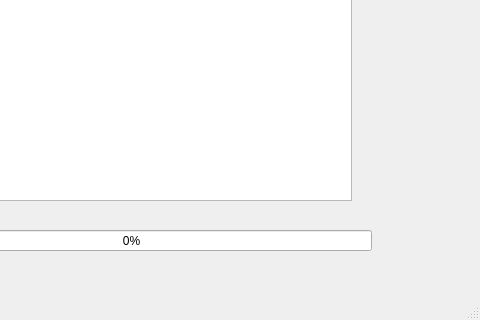
Above: ui/file_backup.ui from aaronrchz/simple_file_backup before the change; both pictures show x 139 to 619 and y 280 to 600 of the 619 by 600 pixel window. Below: the same form after it.
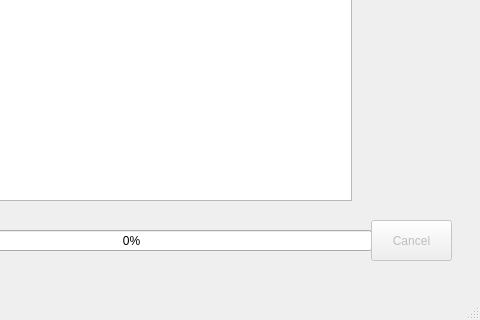
That is the form after the change.

Commit message: added ui enhancements, fixed some issues

The edit to the form file:
```diff
--- a/ui/file_backup.ui
+++ b/ui/file_backup.ui
@@ -131,6 +131,22 @@
      <string>Status: </string>
     </property>
    </widget>
+   <widget class="QPushButton" name="CancelButton">
+    <property name="enabled">
+     <bool>false</bool>
+    </property>
+    <property name="geometry">
+     <rect>
+      <x>510</x>
+      <y>500</y>
+      <width>81</width>
+      <height>41</height>
+     </rect>
+    </property>
+    <property name="text">
+     <string>Cancel</string>
+    </property>
+   </widget>
   </widget>
   <widget class="QMenuBar" name="menubar">
    <property name="geometry">
```
The commit also changes 2 other files.
